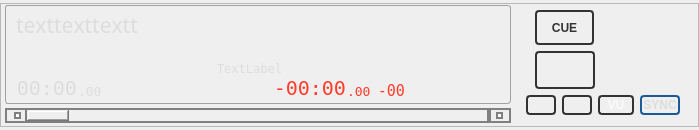
Before: the Qt Designer form src/playerwidget.ui in knowthelist/knowthelist, drawn with Qt 5.
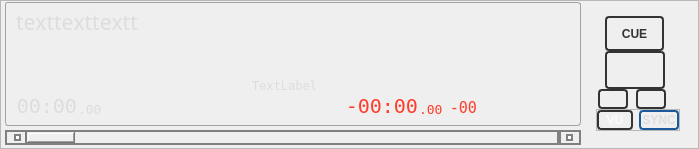
After: the same form once the commit is applied. Custom widgets are drawn as their Qt base class.

```diff
--- a/src/playerwidget.ui
+++ b/src/playerwidget.ui
@@ -7,7 +7,7 @@
     <x>0</x>
     <y>0</y>
     <width>699</width>
-    <height>130</height>
+    <height>148</height>
    </rect>
   </property>
   <property name="sizePolicy">
@@ -252,7 +252,7 @@
         <property name="maximumSize">
          <size>
           <width>16777215</width>
-          <height>120</height>
+          <height>150</height>
          </size>
         </property>
         <property name="frameShape">
@@ -498,6 +498,15 @@
                    </color>
                   </brush>
                  </colorrole>
+                 <colorrole role="PlaceholderText">
+                  <brush brushstyle="SolidPattern">
+                   <color alpha="128">
+                    <red>221</red>
+                    <green>221</green>
+                    <blue>221</blue>
+                   </color>
+                  </brush>
+                 </colorrole>
                 </active>
                 <inactive>
                  <colorrole role="WindowText">
@@ -635,6 +644,15 @@
                    </color>
                   </brush>
                  </colorrole>
+                 <colorrole role="PlaceholderText">
+                  <brush brushstyle="SolidPattern">
+                   <color alpha="128">
+                    <red>221</red>
+                    <green>221</green>
+                    <blue>221</blue>
+                   </color>
+                  </brush>
+                 </colorrole>
                 </inactive>
                 <disabled>
                  <colorrole role="WindowText">
@@ -772,6 +790,15 @@
                    </color>
                   </brush>
                  </colorrole>
+                 <colorrole role="PlaceholderText">
+                  <brush brushstyle="SolidPattern">
+                   <color alpha="128">
+                    <red>221</red>
+                    <green>221</green>
+                    <blue>221</blue>
+                   </color>
+                  </brush>
+                 </colorrole>
                 </disabled>
                </palette>
               </property>
@@ -948,7 +975,7 @@
               </property>
               <property name="maximumSize">
                <size>
-                <width>400</width>
+                <width>472</width>
                 <height>16777215</height>
                </size>
               </property>
@@ -1132,6 +1159,15 @@
                       </color>
                      </brush>
                     </colorrole>
+                    <colorrole role="PlaceholderText">
+                     <brush brushstyle="SolidPattern">
+                      <color alpha="128">
+                       <red>221</red>
+                       <green>221</green>
+                       <blue>221</blue>
+                      </color>
+                     </brush>
+                    </colorrole>
                    </active>
                    <inactive>
                     <colorrole role="WindowText">
@@ -1269,6 +1305,15 @@
                       </color>
                      </brush>
                     </colorrole>
+                    <colorrole role="PlaceholderText">
+                     <brush brushstyle="SolidPattern">
+                      <color alpha="128">
+                       <red>221</red>
+                       <green>221</green>
+                       <blue>221</blue>
+                      </color>
+                     </brush>
+                    </colorrole>
                    </inactive>
                    <disabled>
                     <colorrole role="WindowText">
@@ -1406,6 +1451,15 @@
                       </color>
                      </brush>
                     </colorrole>
+                    <colorrole role="PlaceholderText">
+                     <brush brushstyle="SolidPattern">
+                      <color alpha="128">
+                       <red>221</red>
+                       <green>221</green>
+                       <blue>221</blue>
+                      </color>
+                     </brush>
+                    </colorrole>
                    </disabled>
                   </palette>
                  </property>
@@ -1413,7 +1467,6 @@
                   <font>
                    <family>DejaVu Sans Mono</family>
                    <pointsize>15</pointsize>
-                   <weight>400</weight>
                    <bold>false</bold>
                    <kerning>false</kerning>
                   </font>
@@ -1428,7 +1481,7 @@
                   <set>Qt::AlignBottom|Qt::AlignRight|Qt::AlignTrailing</set>
                  </property>
                  <property name="margin">
-                  <number>-1</number>
+                  <number>0</number>
                  </property>
                  <property name="indent">
                   <number>0</number>
@@ -1596,6 +1649,15 @@
                       </color>
                      </brush>
                     </colorrole>
+                    <colorrole role="PlaceholderText">
+                     <brush brushstyle="SolidPattern">
+                      <color alpha="128">
+                       <red>221</red>
+                       <green>221</green>
+                       <blue>221</blue>
+                      </color>
+                     </brush>
+                    </colorrole>
                    </active>
                    <inactive>
                     <colorrole role="WindowText">
@@ -1733,6 +1795,15 @@
                       </color>
                      </brush>
                     </colorrole>
+                    <colorrole role="PlaceholderText">
+                     <brush brushstyle="SolidPattern">
+                      <color alpha="128">
+                       <red>221</red>
+                       <green>221</green>
+                       <blue>221</blue>
+                      </color>
+                     </brush>
+                    </colorrole>
                    </inactive>
                    <disabled>
                     <colorrole role="WindowText">
@@ -1870,6 +1941,15 @@
                       </color>
                      </brush>
                     </colorrole>
+                    <colorrole role="PlaceholderText">
+                     <brush brushstyle="SolidPattern">
+                      <color alpha="128">
+                       <red>221</red>
+                       <green>221</green>
+                       <blue>221</blue>
+                      </color>
+                     </brush>
+                    </colorrole>
                    </disabled>
                   </palette>
                  </property>
@@ -1877,7 +1957,6 @@
                   <font>
                    <family>DejaVu Sans Mono</family>
                    <pointsize>10</pointsize>
-                   <weight>400</weight>
                    <bold>false</bold>
                   </font>
                  </property>
@@ -2079,6 +2158,15 @@
                       </color>
                      </brush>
                     </colorrole>
+                    <colorrole role="PlaceholderText">
+                     <brush brushstyle="SolidPattern">
+                      <color alpha="128">
+                       <red>255</red>
+                       <green>61</green>
+                       <blue>42</blue>
+                      </color>
+                     </brush>
+                    </colorrole>
                    </active>
                    <inactive>
                     <colorrole role="WindowText">
@@ -2216,6 +2304,15 @@
                       </color>
                      </brush>
                     </colorrole>
+                    <colorrole role="PlaceholderText">
+                     <brush brushstyle="SolidPattern">
+                      <color alpha="128">
+                       <red>255</red>
+                       <green>61</green>
+                       <blue>42</blue>
+                      </color>
+                     </brush>
+                    </colorrole>
                    </inactive>
                    <disabled>
                     <colorrole role="WindowText">
@@ -2353,6 +2450,15 @@
                       </color>
                      </brush>
                     </colorrole>
+                    <colorrole role="PlaceholderText">
+                     <brush brushstyle="SolidPattern">
+                      <color alpha="128">
+                       <red>255</red>
+                       <green>61</green>
+                       <blue>42</blue>
+                      </color>
+                     </brush>
+                    </colorrole>
                    </disabled>
                   </palette>
                  </property>
@@ -2378,7 +2484,7 @@
                   <bool>false</bool>
                  </property>
                  <property name="margin">
-                  <number>-2</number>
+                  <number>0</number>
                  </property>
                  <property name="indent">
                   <number>0</number>
@@ -2546,6 +2652,15 @@
                       </color>
                      </brush>
                     </colorrole>
+                    <colorrole role="PlaceholderText">
+                     <brush brushstyle="SolidPattern">
+                      <color alpha="128">
+                       <red>255</red>
+                       <green>61</green>
+                       <blue>42</blue>
+                      </color>
+                     </brush>
+                    </colorrole>
                    </active>
                    <inactive>
                     <colorrole role="WindowText">
@@ -2683,6 +2798,15 @@
                       </color>
                      </brush>
                     </colorrole>
+                    <colorrole role="PlaceholderText">
+                     <brush brushstyle="SolidPattern">
+                      <color alpha="128">
+                       <red>255</red>
+                       <green>61</green>
+                       <blue>42</blue>
+                      </color>
+                     </brush>
+                    </colorrole>
                    </inactive>
                    <disabled>
                     <colorrole role="WindowText">
@@ -2820,6 +2944,15 @@
                       </color>
                      </brush>
                     </colorrole>
+                    <colorrole role="PlaceholderText">
+                     <brush brushstyle="SolidPattern">
+                      <color alpha="128">
+                       <red>255</red>
+                       <green>61</green>
+                       <blue>42</blue>
+                      </color>
+                     </brush>
+                    </colorrole>
                    </disabled>
                   </palette>
                  </property>
@@ -2861,7 +2994,6 @@
                   <font>
                    <family>DejaVu Sans Mono</family>
                    <pointsize>11</pointsize>
-                   <weight>400</weight>
                    <bold>false</bold>
                   </font>
                  </property>
@@ -2897,7 +3029,7 @@
         </layout>
        </widget>
       </item>
-      <item alignment="Qt::AlignHCenter">
+      <item>
        <widget class="QFrame" name="frame_2">
         <property name="sizePolicy">
          <sizepolicy hsizetype="Preferred" vsizetype="Fixed">
@@ -2914,7 +3046,7 @@
         <property name="maximumSize">
          <size>
           <width>16777215</width>
-          <height>120</height>
+          <height>16777215</height>
          </size>
         </property>
         <property name="frameShape">
@@ -2923,9 +3055,12 @@
         <property name="frameShadow">
          <enum>QFrame::Raised</enum>
         </property>
-        <layout class="QGridLayout" name="gridLayout_2" rowstretch="0,0,0,0,0">
+        <layout class="QVBoxLayout" name="verticalLayout_2">
+         <property name="spacing">
+          <number>0</number>
+         </property>
          <property name="sizeConstraint">
-          <enum>QLayout::SetDefaultConstraint</enum>
+          <enum>QLayout::SizeConstraint::SetDefaultConstraint</enum>
          </property>
          <property name="leftMargin">
           <number>8</number>
@@ -2939,10 +3074,70 @@
          <property name="bottomMargin">
           <number>0</number>
          </property>
-         <property name="spacing">
-          <number>0</number>
-         </property>
-         <item row="3" column="0">
+         <item>
+          <widget class="QFrame" name="frame_6">
+           <property name="sizePolicy">
+            <sizepolicy hsizetype="Fixed" vsizetype="Fixed">
+             <horstretch>0</horstretch>
+             <verstretch>0</verstretch>
+            </sizepolicy>
+           </property>
+           <property name="minimumSize">
+            <size>
+             <width>0</width>
+             <height>35</height>
+            </size>
+           </property>
+           <property name="frameShape">
+            <enum>QFrame::Shape::NoFrame</enum>
+           </property>
+           <property name="frameShadow">
+            <enum>QFrame::Shadow::Raised</enum>
+           </property>
+           <layout class="QHBoxLayout" name="horizontalLayout_4">
+            <property name="topMargin">
+             <number>0</number>
+            </property>
+            <property name="bottomMargin">
+             <number>0</number>
+            </property>
+            <item>
+             <widget class="QPushButton" name="butCue">
+              <property name="minimumSize">
+               <size>
+                <width>59</width>
+                <height>16</height>
+               </size>
+              </property>
+              <property name="maximumSize">
+               <size>
+                <width>59</width>
+                <height>35</height>
+               </size>
+              </property>
+              <property name="font">
+               <font>
+                <bold>true</bold>
+               </font>
+              </property>
+              <property name="toolTip">
+               <string>Jump to the point where the music starts mainly</string>
+              </property>
+              <property name="text">
+               <string notr="true">CUE</string>
+              </property>
+              <property name="checkable">
+               <bool>true</bool>
+              </property>
+              <property name="checked">
+               <bool>false</bool>
+              </property>
+             </widget>
+            </item>
+           </layout>
+          </widget>
+         </item>
+         <item>
           <widget class="QFrame" name="frame_5">
            <property name="sizePolicy">
             <sizepolicy hsizetype="Fixed" vsizetype="Fixed">
@@ -3003,7 +3198,7 @@
            </layout>
           </widget>
          </item>
-         <item row="4" column="0">
+         <item>
           <widget class="QFrame" name="frame_4">
            <property name="sizePolicy">
             <sizepolicy hsizetype="Fixed" vsizetype="Fixed">
@@ -3089,6 +3284,30 @@
               </property>
              </widget>
             </item>
+           </layout>
+          </widget>
+         </item>
+         <item>
+          <widget class="QFrame" name="frame_7">
+           <property name="frameShape">
+            <enum>QFrame::Shape::StyledPanel</enum>
+           </property>
+           <property name="frameShadow">
+            <enum>QFrame::Shadow::Plain</enum>
+           </property>
+           <layout class="QHBoxLayout" name="horizontalLayout_9">
+            <property name="leftMargin">
+             <number>0</number>
+            </property>
+            <property name="topMargin">
+             <number>0</number>
+            </property>
+            <property name="rightMargin">
+             <number>0</number>
+            </property>
+            <property name="bottomMargin">
+             <number>0</number>
+            </property>
             <item>
              <widget class="QPushButton" name="butBeatMode">
               <property name="sizePolicy">
@@ -3137,7 +3356,7 @@
               <property name="maximumSize">
                <size>
                 <width>46</width>
-                <height>22</height>
+                <height>28</height>
                </size>
               </property>
               <property name="toolTip">
@@ -3151,70 +3370,6 @@
            </layout>
           </widget>
          </item>
-         <item row="0" column="0">
-          <widget class="QFrame" name="frame_6">
-           <property name="sizePolicy">
-            <sizepolicy hsizetype="Fixed" vsizetype="Fixed">
-             <horstretch>0</horstretch>
-             <verstretch>0</verstretch>
-            </sizepolicy>
-           </property>
-           <property name="minimumSize">
-            <size>
-             <width>0</width>
-             <height>35</height>
-            </size>
-           </property>
-           <property name="frameShape">
-            <enum>QFrame::NoFrame</enum>
-           </property>
-           <property name="frameShadow">
-            <enum>QFrame::Raised</enum>
-           </property>
-           <layout class="QHBoxLayout" name="horizontalLayout_4">
-            <property name="topMargin">
-             <number>0</number>
-            </property>
-            <property name="bottomMargin">
-             <number>0</number>
-            </property>
-            <item>
-             <widget class="QPushButton" name="butCue">
-              <property name="minimumSize">
-               <size>
-                <width>59</width>
-                <height>16</height>
-               </size>
-              </property>
-              <property name="maximumSize">
-               <size>
-                <width>59</width>
-                <height>35</height>
-               </size>
-              </property>
-              <property name="font">
-               <font>
-                <weight>700</weight>
-                <bold>true</bold>
-               </font>
-              </property>
-              <property name="toolTip">
-               <string>Jump to the point where the music starts mainly</string>
-              </property>
-              <property name="text">
-               <string notr="true">CUE</string>
-              </property>
-              <property name="checkable">
-               <bool>true</bool>
-              </property>
-              <property name="checked">
-               <bool>false</bool>
-              </property>
-             </widget>
-            </item>
-           </layout>
-          </widget>
-         </item>
         </layout>
        </widget>
       </item>
```
Left out of the diff: 56 changed lines with no effect on the pictures.
